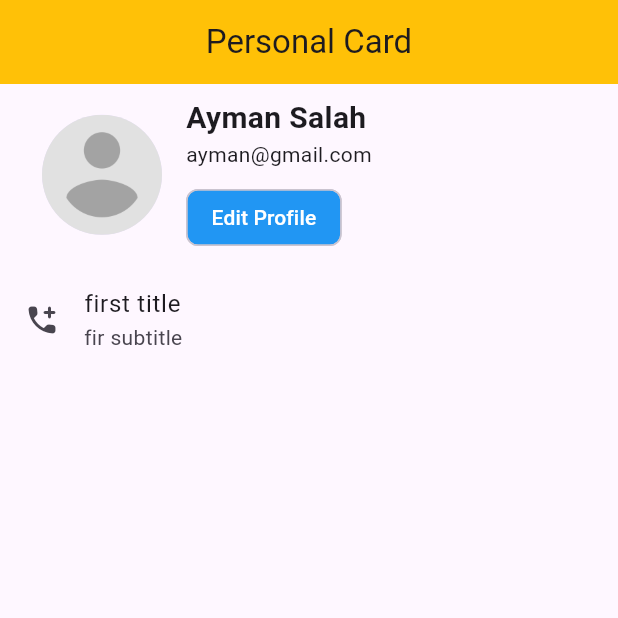
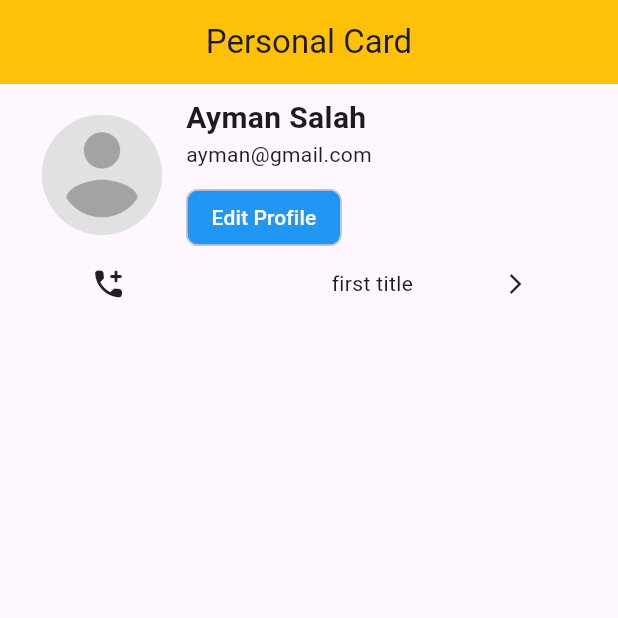
Before and after one commit to aymanSalahA/nti_user_card, a Flutter app: the screen it shows after launch, on a phone screen of 412 x 824 dp, the top half of it. Run offline on Flutter 3.47's test engine with Material 3 defaults, Android fonts, the phone set to English and light mode, and no system bars.

Commit message:
List tile enhanced

```diff
--- a/lib/widgets/custom_list_tile.dart
+++ b/lib/widgets/custom_list_tile.dart
@@ -8,13 +8,14 @@ class CustomListTile extends StatelessWidget {
 
   @override
   Widget build(BuildContext context) {
-    return SizedBox(
-      width: 500,
-      child: ListTile(
-        leading: Icon(infoModel.icon),
-        title: Text(infoModel.title),
-        subtitle: Text(infoModel.subtitle),
-      ),
+    return Row(
+      mainAxisAlignment: MainAxisAlignment.spaceEvenly,
+      children: [
+        Icon(infoModel.icon),
+        const SizedBox(width: 16),
+        Text(infoModel.title),
+        Icon(Icons.arrow_forward_ios, size: 16),
+      ],
     );
   }
 }
```
